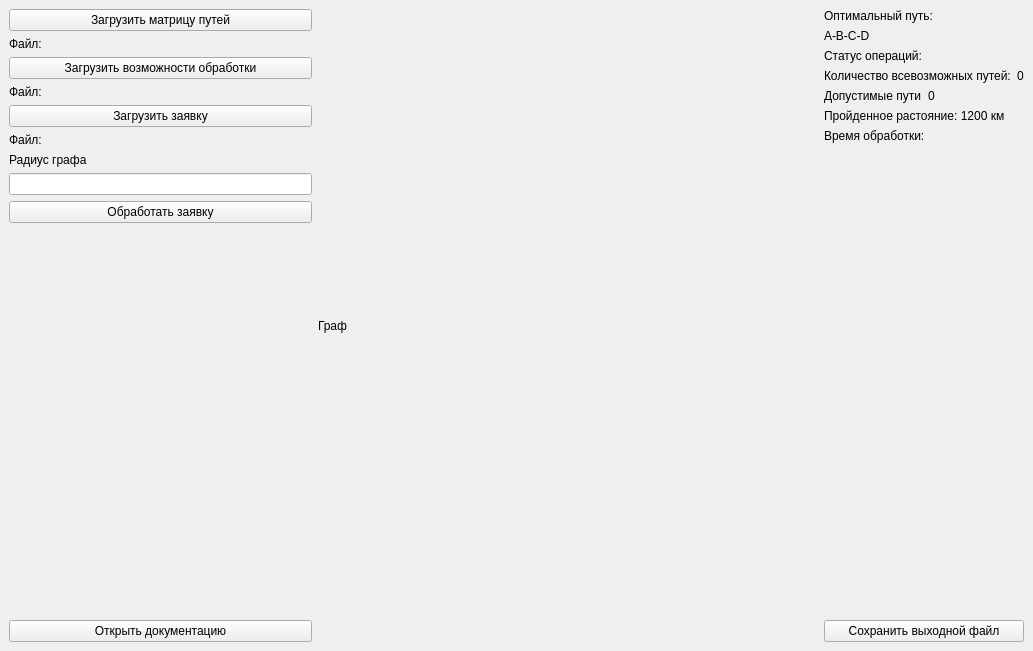
Qt form window.ui (DimaUsenko/Navigator) before a commit.
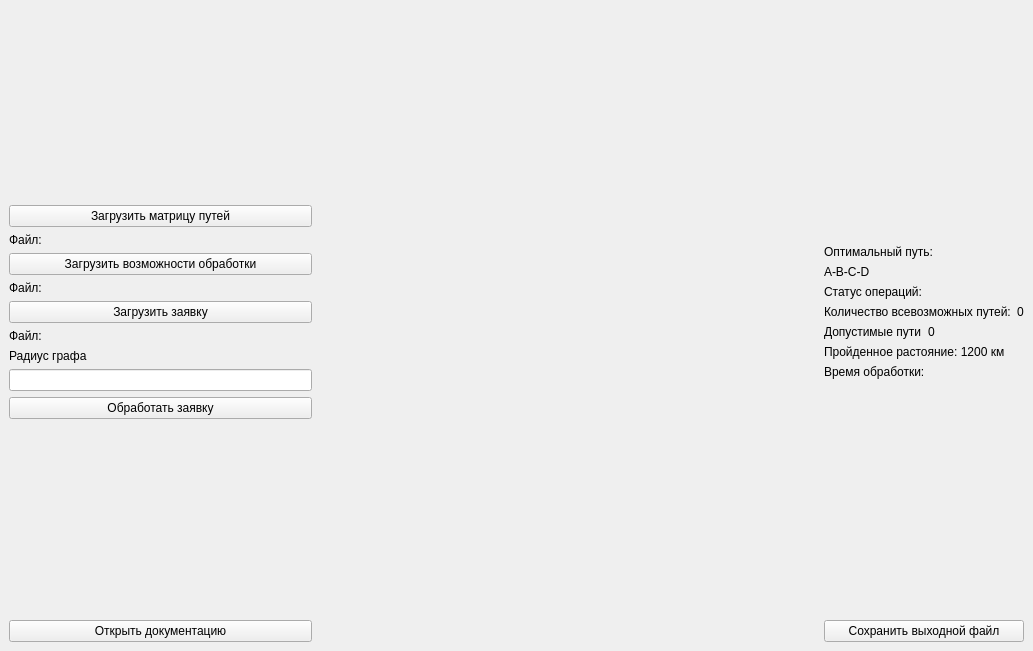
The same form after that commit.

Patch:
```diff
--- a/window.ui
+++ b/window.ui
@@ -17,6 +17,19 @@
    <layout class="QHBoxLayout" name="horizontalLayout_3">
     <item>
      <layout class="QVBoxLayout" name="verticalLayout">
+      <item>
+       <spacer name="verticalSpacer_3">
+        <property name="orientation">
+         <enum>Qt::Vertical</enum>
+        </property>
+        <property name="sizeHint" stdset="0">
+         <size>
+          <width>20</width>
+          <height>40</height>
+         </size>
+        </property>
+       </spacer>
+      </item>
       <item>
        <widget class="QPushButton" name="pushButton">
         <property name="text">
@@ -107,12 +120,25 @@
        </size>
       </property>
       <property name="text">
-       <string>Граф</string>
+       <string/>
       </property>
      </widget>
     </item>
     <item>
      <layout class="QVBoxLayout" name="verticalLayout_2">
+      <item>
+       <spacer name="verticalSpacer_4">
+        <property name="orientation">
+         <enum>Qt::Vertical</enum>
+        </property>
+        <property name="sizeHint" stdset="0">
+         <size>
+          <width>20</width>
+          <height>40</height>
+         </size>
+        </property>
+       </spacer>
+      </item>
       <item>
        <widget class="QLabel" name="label_6">
         <property name="text">
```
